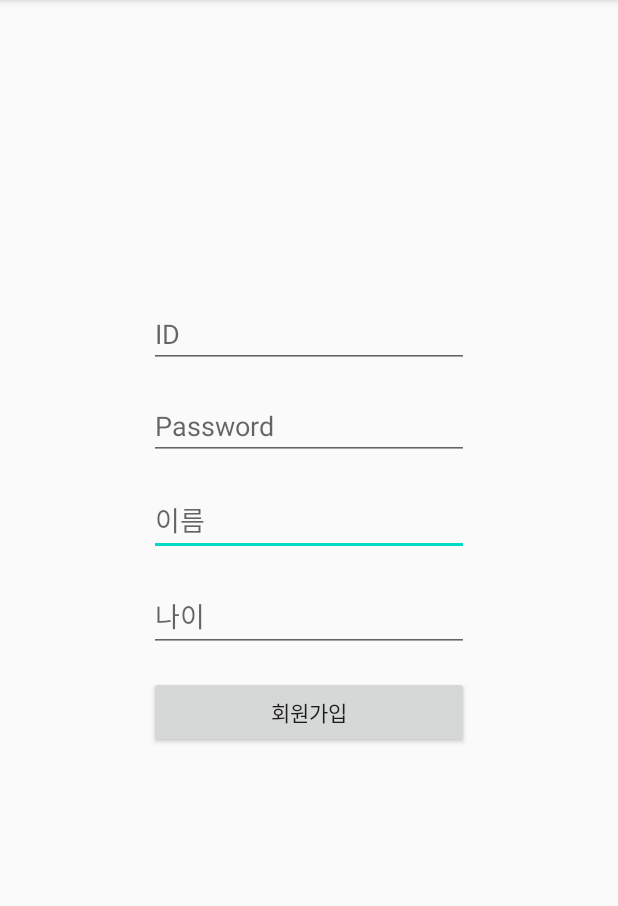
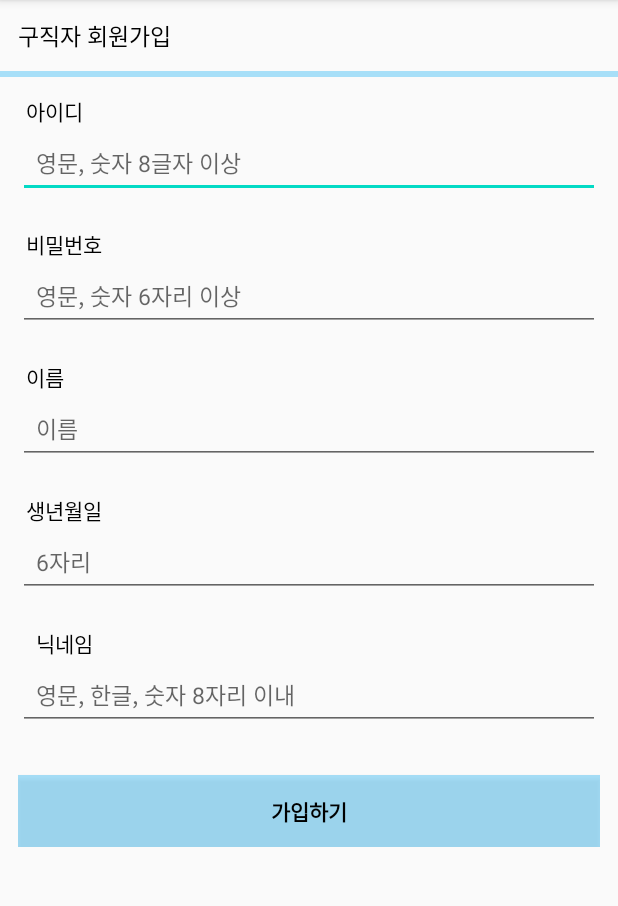
Before and after one commit to Juyoung-Jeon/Shareability, an Android app: the RegisterActivity screen opened directly, with no data from a screen before it, on a phone screen of 412 x 824 dp, the part 84-990 px from its top. Run offline under Robolectric (Android 15) with nearby library versions, the phone set to English and light mode, and no system bars; our stand-ins replace Volley; network calls fail.

Commit message:
xml 수정본

```diff
--- a/app/src/main/java/com/example/registerloginexample/LoginRequest.java
+++ b/app/src/main/java/com/example/registerloginexample/LoginRequest.java
@@ -10,10 +10,10 @@ import java.util.Map;
 public class LoginRequest extends StringRequest {
 
     // 서버 URL 설정 (php 파일 연동)
-    final static private String URL = "http://shareability.dothome.co.kr/Login.php";
+    final static private String URL = "http://shareability.dothome.co.kr/Login.php"; // 여기선 login php 활용
     private Map<String, String> map;
 
-    public LoginRequest(String userID, String userPassword, Response.Listener<String> listener){
+    public LoginRequest(String userID, String userPassword, Response.Listener<String> listener){ // 아이디 패스워드만 필요
         super(Method.POST, URL, listener, null);
 
         map = new HashMap<>();
--- a/app/src/main/java/com/example/registerloginexample/MainActivity.java
+++ b/app/src/main/java/com/example/registerloginexample/MainActivity.java
@@ -4,6 +4,7 @@ import androidx.appcompat.app.AppCompatActivity;
 
 import android.content.Intent;
 import android.os.Bundle;
+import android.widget.EditText;
 import android.widget.TextView;
 
 public class MainActivity extends AppCompatActivity {
@@ -19,6 +20,7 @@ public class MainActivity extends AppCompatActivity {
         tv_pass = findViewById(R.id.tv_pass);
 
 
+        // 받아오기 위한 intent
         Intent intent = getIntent();
         String userID = intent.getStringExtra("userID");
         String userPass = intent.getStringExtra("userPass");
--- a/app/src/main/java/com/example/registerloginexample/RegisterActivity.java
+++ b/app/src/main/java/com/example/registerloginexample/RegisterActivity.java
@@ -18,7 +18,7 @@ import org.json.JSONObject;
 
 public class RegisterActivity extends AppCompatActivity {
 
-    private EditText et_id, et_pass, et_name, et_age;
+    private EditText et_id, et_password, et_name, et_birthday, et_nickname; // 받아올 et 선언. xml 과 일치하게
     private Button btn_register;
 
     @Override
@@ -28,30 +28,34 @@ public class RegisterActivity extends AppCompatActivity {
 
         // 아이디 값 찾아주기
         et_id = findViewById(R.id.et_id);
-        et_pass = findViewById(R.id.et_pass);
+        et_password = findViewById(R.id.et_password);
         et_name = findViewById(R.id.et_name);
-        et_age = findViewById(R.id.et_age);
+        et_birthday = findViewById(R.id.et_birthday);
+        et_nickname = findViewById(R.id.et_nickname);
 
         // 회원가입 버튼 클릭 시 수행
         btn_register = findViewById(R.id.btn_register);
         btn_register.setOnClickListener(new View.OnClickListener() {
             @Override
             public void onClick(View v) {
+
                 // EditText 에 현재 입력되어있는 값을 get(가져온다)해온다.
                 String userID = et_id.getText().toString();
-                String userPass = et_pass.getText().toString();
+                String userPass = et_password.getText().toString();
                 String userName = et_name.getText().toString();
-                int userAge = Integer.parseInt(et_age.getText().toString());
+                int userBirthday = Integer.parseInt(et_birthday.getText().toString());
+                String userNickname = et_nickname.getText().toString();
 
+                // Volley 구문 활용
                 Response.Listener<String> responseListener = new Response.Listener<String>() {
-                    @Override
-                    public void onResponse(String response) {
+                    @Override // Json Object 에 담아서 서버에 전송. 일종의 운반체계
+                    public void onResponse(String response) { // onResponse 결과값을 받겠다.
                         try {
-                            JSONObject jsonObject = new JSONObject(response);
-                            boolean success = jsonObject.getBoolean("success");
+                            JSONObject jsonObject = new JSONObject(response); // JsonObject 는 try catch 로 감싸줘야 함.
+                            boolean success = jsonObject.getBoolean("success"); // key 값을 가지고 왔을 때 판단. php 문에 이미 success 로 response 정해져 있음.
                             if (success) { // 회원 등록에 성공한 경우
                                 Toast.makeText(getApplicationContext(),"회원 등록에 성공하셨습니다.", Toast.LENGTH_SHORT).show();
-                                Intent intent = new Intent(RegisterActivity.this, LoginActivity.class);
+                                Intent intent = new Intent(RegisterActivity.this, LoginActivity.class); // 출발 activity 이동할 activi   ty
                                 startActivity(intent);
                             } else { // 회원등록에 실패한 경우
                                 Toast.makeText(getApplicationContext(),"회원 등록에 실패하셨습니다.", Toast.LENGTH_SHORT).show();
@@ -64,7 +68,7 @@ public class RegisterActivity extends AppCompatActivity {
                     }
                 };
                 // 서버로 Volley 를 이용해서 요청을 함.
-                RegisterRequest registerRequest = new RegisterRequest(userID, userPass, userName, userAge, responseListener);
+                RegisterRequest registerRequest = new RegisterRequest(userID, userPass, userName, userBirthday, userNickname, responseListener);
                 RequestQueue queue = Volley.newRequestQueue(RegisterActivity.this);
                 queue.add(registerRequest);
             }
--- a/app/src/main/res/layout/activity_register.xml
+++ b/app/src/main/res/layout/activity_register.xml
@@ -1,68 +1,133 @@
 <?xml version="1.0" encoding="utf-8"?>
-<androidx.constraintlayout.widget.ConstraintLayout xmlns:android="http://schemas.android.com/apk/res/android"
+<LinearLayout xmlns:android="http://schemas.android.com/apk/res/android"
     xmlns:app="http://schemas.android.com/apk/res-auto"
     xmlns:tools="http://schemas.android.com/tools"
     android:layout_width="match_parent"
     android:layout_height="match_parent"
+    android:orientation="vertical"
     tools:context=".RegisterActivity">
+
+    <TextView
+        android:layout_width="wrap_content"
+        android:layout_height="wrap_content"
+        android:padding="12dp"
+        android:text="구직자 회원가입"
+        android:textColor="#000000"
+        android:textSize="15dp"
+        android:textStyle="normal" />
+
+    <LinearLayout
+        android:layout_width="match_parent"
+        android:layout_height="4dp"
+        android:background="#5603A9F4" />
+
+    <LinearLayout
+        android:layout_width="match_parent"
+        android:layout_height="wrap_content"
+        android:orientation="vertical"
+        android:padding="12dp">
+
+        <TextView
+            android:layout_width="wrap_content"
+            android:layout_height="wrap_content"
+            android:layout_marginLeft="5dp"
+            android:text="아이디"
+            android:textColor="#000000" />
+
+        <EditText
+            android:id="@+id/et_id"
+            android:layout_width="match_parent"
+            android:layout_height="wrap_content"
+            android:hint="영문, 숫자 8글자 이상"
+            android:padding="12dp"
+            android:textSize="15dp" />
+
+        <LinearLayout
+            android:layout_width="match_parent"
+            android:layout_height="20dp" />
+
+        <TextView
+            android:layout_width="wrap_content"
+            android:layout_height="wrap_content"
+            android:layout_marginLeft="5dp"
+            android:text="비밀번호"
+            android:textColor="#000000" />
+
+        <EditText
+            android:id="@+id/et_password"
+            android:layout_width="match_parent"
+            android:layout_height="wrap_content"
+            android:hint="영문, 숫자 6자리 이상"
+            android:padding="12dp"
+            android:textSize="15dp" />
+
+        <LinearLayout
+            android:layout_width="match_parent"
+            android:layout_height="20dp" />
+
+        <TextView
+            android:layout_width="wrap_content"
+            android:layout_height="wrap_content"
+            android:layout_marginLeft="5dp"
+            android:text="이름"
+            android:textColor="#000000" />
 
         <EditText
             android:id="@+id/et_name"
+            android:layout_width="match_parent"
+            android:layout_height="wrap_content"
+            android:hint="이름"
+            android:padding="12dp"
+            android:textSize="15dp" />
+
+        <LinearLayout
+            android:layout_width="match_parent"
+            android:layout_height="20dp" />
+
+        <TextView
             android:layout_width="wrap_content"
             android:layout_height="wrap_content"
-        android:layout_marginTop="16dp"
-        android:ems="10"
-        android:hint="이름"
-        android:inputType="textPersonName"
-        app:layout_constraintEnd_toEndOf="@+id/et_pass"
-        app:layout_constraintStart_toStartOf="@+id/et_pass"
-        app:layout_constraintTop_toBottomOf="@+id/et_pass" />
+            android:layout_marginLeft="5dp"
+            android:text="생년월일"
+            android:textColor="#000000" />
+        <EditText
+            android:id="@+id/et_birthday"
+            android:layout_width="match_parent"
+            android:layout_height="wrap_content"
+            android:hint="6자리"
+            android:padding="12dp"
+            android:textSize="15dp" />
 
-    <EditText
-        android:id="@+id/et_id"
+        <LinearLayout
+            android:layout_width="match_parent"
+            android:layout_height="20dp" />
+
+        <TextView
             android:layout_width="wrap_content"
             android:layout_height="wrap_content"
-        android:layout_marginStart="8dp"
-        android:layout_marginTop="200dp"
-        android:layout_marginEnd="8dp"
-        android:ems="10"
-        android:hint="ID"
-        android:inputType="textPersonName"
-        app:layout_constraintEnd_toEndOf="parent"
-        app:layout_constraintStart_toStartOf="parent"
-        app:layout_constraintTop_toTopOf="parent" />
-
+            android:layout_marginLeft="12dp"
+            android:text="닉네임"
+            android:textColor="#000000" />
         <EditText
-        android:id="@+id/et_pass"
-        android:layout_width="wrap_content"
+            android:id="@+id/et_nickname"
+            android:layout_width="match_parent"
             android:layout_height="wrap_content"
-        android:layout_marginTop="16dp"
-        android:ems="10"
-        android:hint="Password"
-        android:inputType="textPersonName"
-        app:layout_constraintEnd_toEndOf="@+id/et_id"
-        app:layout_constraintStart_toStartOf="@+id/et_id"
-        app:layout_constraintTop_toBottomOf="@+id/et_id" />
-
-    <EditText
-        android:id="@+id/et_age"
-        android:layout_width="wrap_content"
-        android:layout_height="wrap_content"
-        android:layout_marginTop="16dp"
-        android:ems="10"
-        android:hint="나이"
-        android:inputType="textPersonName"
-        app:layout_constraintEnd_toEndOf="@+id/et_name"
-        app:layout_constraintStart_toStartOf="@+id/et_name"
-        app:layout_constraintTop_toBottomOf="@+id/et_name" />
+            android:hint="영문, 한글, 숫자 8자리 이내"
+            android:padding="12dp"
+            android:textSize="15dp" />
 
         <Button
             android:id="@+id/btn_register"
-        android:layout_width="0dp"
+            android:clickable="true"
+            android:layout_width="match_parent"
             android:layout_height="wrap_content"
-        android:layout_marginTop="16dp"
-        android:text="회원가입"
-        app:layout_constraintEnd_toEndOf="@+id/et_age"
-        app:layout_constraintStart_toStartOf="@+id/et_age"
-        app:layout_constraintTop_toBottomOf="@+id/et_age" />
-</androidx.constraintlayout.widget.ConstraintLayout>
+            android:layout_gravity="center"
+            android:layout_marginTop="30dp"
+            android:background="#5603A9F4"
+            android:text="가입하기"
+            android:textColor="#000000"
+            android:textStyle="bold" />
+    </LinearLayout>
+
+
+</LinearLayout>
```
Also changed, not shown: app/src/main/java/com/example/registerloginexample/LoginActivity.java (+7 -7 lines), app/src/main/java/com/example/registerloginexample/RegisterRequest.java (+8 -5 lines), app/src/main/res/layout/activity_login.xml (+117 -40 lines). Lines whose indentation alone changed are shown as unchanged.
